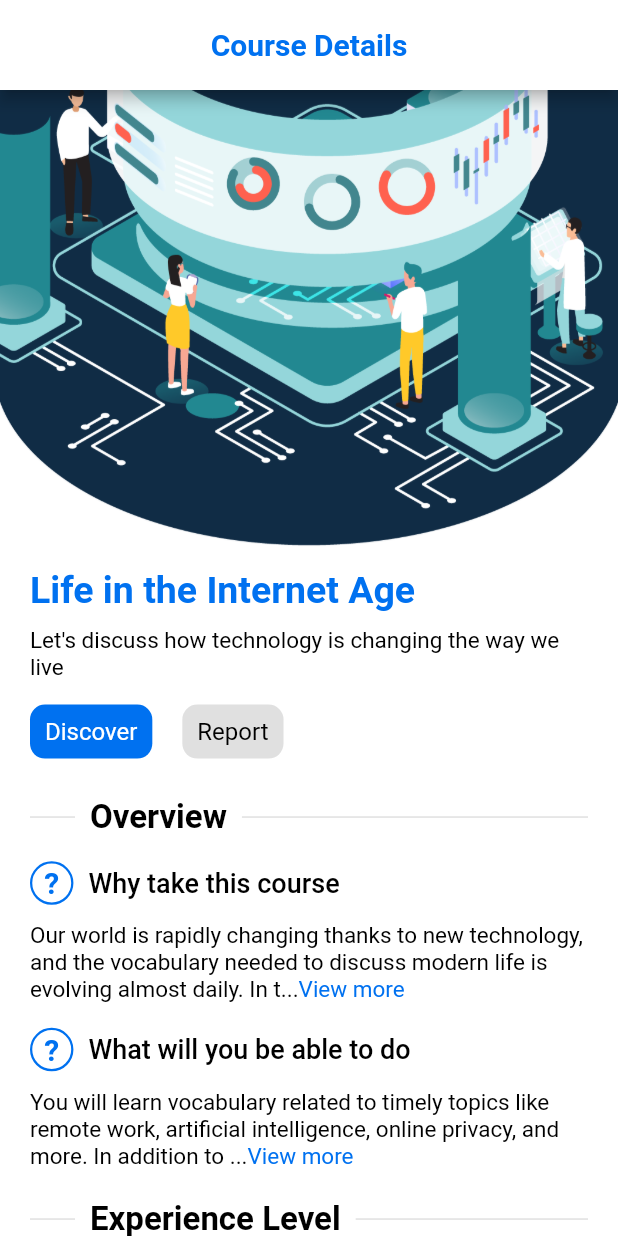
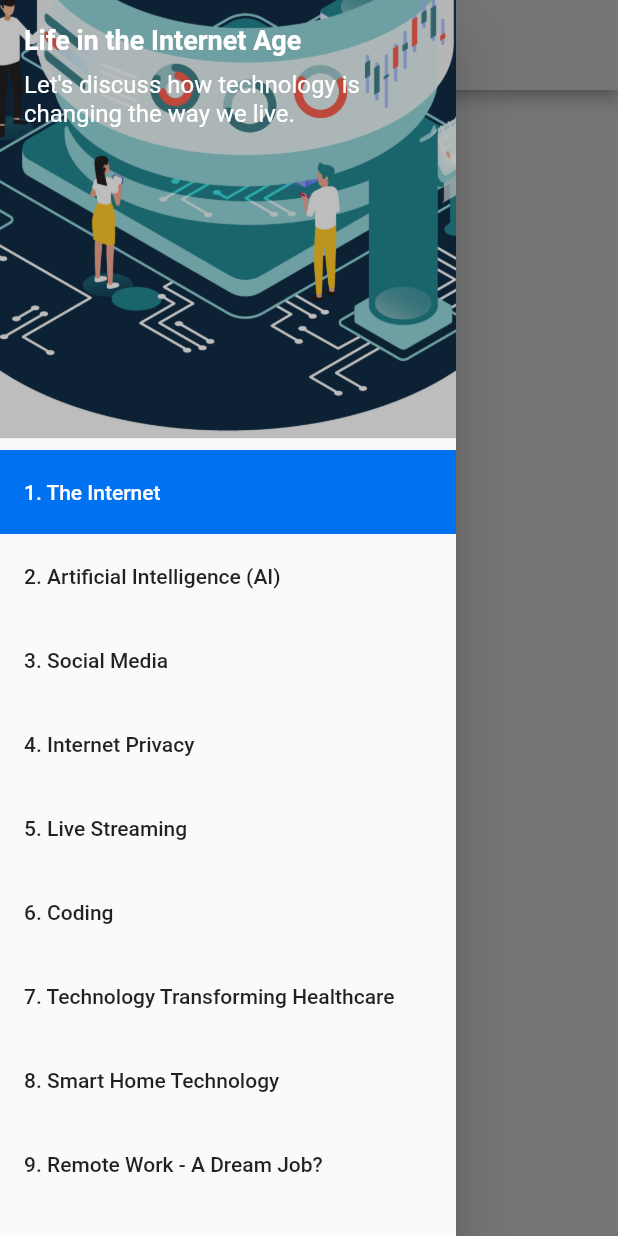
Before and after one commit to Dat-TG/LetTutor, a Flutter app: the screen it shows after launch, with the side drawer open (before the commit the screen has no drawer), on a phone screen of 412 x 824 dp. Run offline on Flutter 3.47's test engine with Material 2 defaults, Android fonts, the phone set to English and light mode, and no system bars; our stand-ins replace badges, carousel_slider, flutter_rating_bar, video_player; missing offline and left inert: filter_list; generated files the repository leaves out were written again.

Commit message:
lesson screen drawer

```diff
--- a/lib/common/appbar_normal.dart
+++ b/lib/common/appbar_normal.dart
@@ -7,6 +7,9 @@ class AppBarNormal extends StatelessWidget {
   @override
   Widget build(BuildContext context) {
     return AppBar(
+        iconTheme: const IconThemeData(
+          color: Colors.black,
+        ),
         centerTitle: true,
         toolbarHeight: 60,
         title: Text(
--- a/lib/l10n/app_en.arb
+++ b/lib/l10n/app_en.arb
@@ -85,5 +85,6 @@
     "courseLength":"Course Length",
     "listTopics":"List Topics",
     "topics": "topics",
-    "suggestedTutors":"Suggested Tutors"
+    "suggestedTutors":"Suggested Tutors",
+    "lessonDetails": "Lesson Details"
 }
--- a/lib/l10n/app_vi.arb
+++ b/lib/l10n/app_vi.arb
@@ -85,5 +85,6 @@
     "courseLength":"Thời lượng khóa học",
     "listTopics":"Danh sách chủ đề",
     "topics": "chủ đề",
-    "suggestedTutors":"Gia sư đề xuất"
+    "suggestedTutors":"Gia sư đề xuất",
+    "lessonDetails": "Chi tiết bài học"
 }
--- a/lib/main.dart
+++ b/lib/main.dart
@@ -1,6 +1,6 @@
 import 'package:flutter/material.dart';
 import 'package:let_tutor/l10n/l10n.dart';
-import 'package:let_tutor/presentation/details-course/course_details.dart';
+import 'package:let_tutor/presentation/lesson/lesson_screen.dart';
 import 'package:let_tutor/themes/themes.dart';
 import 'package:flutter_localizations/flutter_localizations.dart';
 import 'package:flutter_gen/gen_l10n/app_localizations.dart';
@@ -27,7 +27,7 @@ class MyApp extends StatelessWidget {
         GlobalWidgetsLocalizations.delegate,
         GlobalCupertinoLocalizations.delegate,
       ],
-      home: const CourseDetails(),
+      home: const LessonScreen(),
     );
   }
 }
--- /dev/null
+++ b/lib/presentation/lesson/lesson_screen.dart
@@ -0,0 +1,109 @@
+import 'package:flutter/material.dart';
+import 'package:let_tutor/common/appbar_normal.dart';
+import 'package:flutter_gen/gen_l10n/app_localizations.dart';
+
+class LessonScreen extends StatefulWidget {
+  const LessonScreen({super.key});
+
+  @override
+  State<LessonScreen> createState() => _LessonScreenState();
+}
+
+class _LessonScreenState extends State<LessonScreen> {
+  int _selectedIndex = 0;
+  List<String> topics = [
+    'The Internet',
+    'Artificial Intelligence (AI)',
+    'Social Media',
+    'Internet Privacy',
+    'Live Streaming',
+    'Coding',
+    'Technology Transforming Healthcare',
+    'Smart Home Technology',
+    'Remote Work - A Dream Job?',
+  ];
+
+  void _onItemTapped(int index) {
+    setState(() {
+      _selectedIndex = index;
+    });
+  }
+
+  @override
+  Widget build(BuildContext context) {
+    return Scaffold(
+      appBar: PreferredSize(
+        preferredSize: const Size.fromHeight(60),
+        child: AppBarNormal(title: AppLocalizations.of(context)!.lessonDetails),
+      ),
+      drawer: Drawer(
+        // Add a ListView to the drawer. This ensures the user can scroll
+        // through the options in the drawer if there isn't enough vertical
+        // space to fit everything.
+        child: ListView(
+          // Important: Remove any padding from the ListView.
+          padding: EdgeInsets.zero,
+          children: [
+            const SizedBox(
+              height: 300,
+              child: DrawerHeader(
+                decoration: BoxDecoration(
+                  color: Colors.black12,
+                  image: DecorationImage(
+                    image: AssetImage("assets/images/course.png"),
+                    fit: BoxFit.cover,
+                    colorFilter: ColorFilter.mode(
+                      Colors.black26,
+                      BlendMode.darken,
+                    ),
+                  ),
+                ),
+                child: Column(
+                  crossAxisAlignment: CrossAxisAlignment.start,
+                  children: [
+                    Text(
+                      'Life in the Internet Age',
+                      maxLines: 4,
+                      overflow: TextOverflow.ellipsis,
+                      style: TextStyle(
+                        fontSize: 18,
+                        color: Colors.white,
+                        fontWeight: FontWeight.bold,
+                      ),
+                    ),
+                    SizedBox(
+                      height: 10,
+                    ),
+                    Text(
+                      'Let\'s discuss how technology is changing the way we live.',
+                      maxLines: 4,
+                      overflow: TextOverflow.ellipsis,
+                      style: TextStyle(
+                        fontSize: 16,
+                        color: Colors.white,
+                        fontWeight: FontWeight.w400,
+                      ),
+                    ),
+                  ],
+                ),
+              ),
+            ),
+            for (int i = 0; i < topics.length; i++)
+              ListTile(
+                title: Text('${i + 1}. ${topics[i]}'),
+                selected: _selectedIndex == i,
+                selectedTileColor: Theme.of(context).primaryColor,
+                selectedColor: Colors.white,
+                onTap: () {
+                  // Update the state of the app
+                  _onItemTapped(i);
+                  // Then close the drawer
+                  Navigator.pop(context);
+                },
+              ),
+          ],
+        ),
+      ),
+    );
+  }
+}
```
